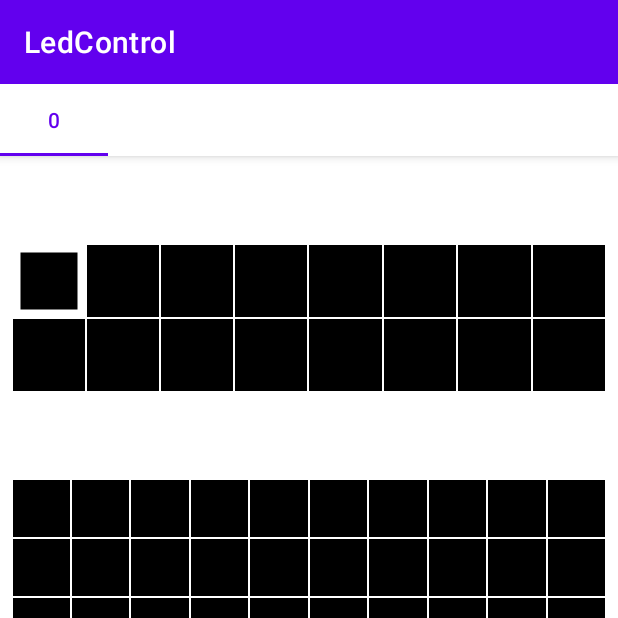
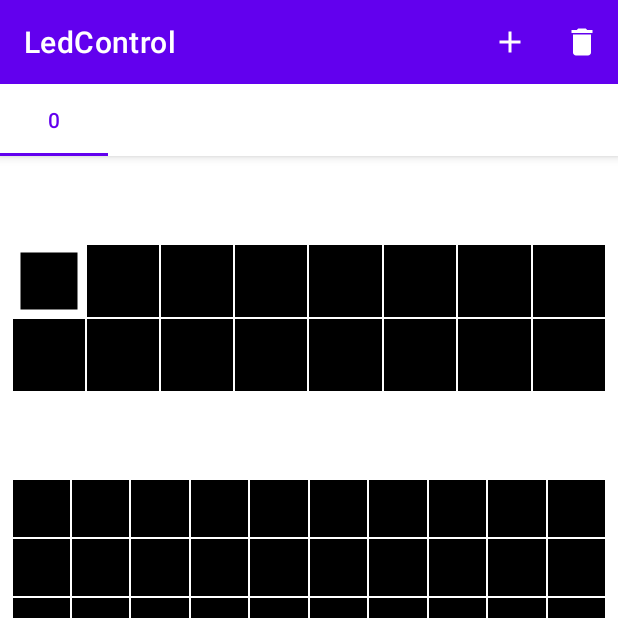
Before and after one commit to hahihohehe/ledmatrix, an Android app: the screen it shows after launch (MainActivity), on a phone screen of 412 x 824 dp, the top half of it. Run offline under Robolectric (Android 15) with nearby library versions, the phone set to English and light mode, and no system bars; libraries missing offline, so code that uses them is left out: com.pes.androidmaterialcolorpickerdialog.

Commit message:
Finally fully implement saving images in-app, viewing all saved images, adding new images, deleting images

```diff
--- a/LedControl/app/src/main/java/com/github/hahihohehe/ledmatrix/ledcontrol/ImageRepository.kt
+++ b/LedControl/app/src/main/java/com/github/hahihohehe/ledmatrix/ledcontrol/ImageRepository.kt
@@ -1,10 +1,11 @@
 package com.github.hahihohehe.ledmatrix.ledcontrol
 
 import android.app.Application
-import android.graphics.Bitmap
-import android.graphics.BitmapFactory
+import android.graphics.*
 import android.os.Environment
 import android.util.Log
+import androidx.lifecycle.LiveData
+import androidx.lifecycle.MutableLiveData
 import java.io.File
 import java.io.FileOutputStream
 import java.util.*
@@ -20,10 +21,10 @@ fun imageRepository(application: Application): ImageRepository {
 
 class ImageRepository {
     private var imageFolder: File = File(Environment.getExternalStorageDirectory(), "matrix_images")
-    var imageList: List<MatrixImage> private set
+    val images: LiveData<List<MatrixImage>> = MutableLiveData(listOf())
+    private var imageList: List<MatrixImage> = LinkedList<MatrixImage>()
 
     init {
-        imageList = LinkedList<MatrixImage>()
         imageFolder.mkdir()
         readImages()
     }
@@ -43,9 +44,26 @@ class ImageRepository {
             }
 
         }
+        if (imageList.isEmpty())
+            addNewImage()
+        else
+            (images as MutableLiveData).value = imageList
     }
 
     fun getImage(id: Long) = imageList.filter { image -> image.id == id }[0]
+
+    fun addNewImage(): MatrixImage {
+        val bitmap = Bitmap.createBitmap(10, 10, Bitmap.Config.ARGB_8888)
+        val canvas = Canvas(bitmap)
+        for (x in 0 until 10)
+            for (y in 0 until 10)
+                canvas.drawRect(
+                    Rect(x, y, x + 1, y + 1),
+                    Paint().apply { color = 0xFF000000.toInt() })
+        val matrixImage = MatrixImage(bitmap)
+        saveImage(matrixImage)
+        return matrixImage
+    }
 
     fun saveImage(image: MatrixImage) {
         val fos = FileOutputStream(File(imageFolder.absolutePath, "${image.id}.png"))
@@ -55,7 +73,19 @@ class ImageRepository {
 
         fos.close()
 
-        if (!imageList.contains(image))
+        if (!imageList.contains(image)) {
             (imageList as LinkedList).add(image)
+            (images as MutableLiveData).value = imageList
+        }
+    }
+
+    fun deleteMatrixImage(image: MatrixImage) {
+        File(imageFolder.absolutePath, "${image.id}.png").delete()
+        (imageList as LinkedList).remove(image)
+
+        if (imageList.isEmpty())
+            addNewImage()
+        else
+            (images as MutableLiveData).value = imageList
     }
 }
--- a/LedControl/app/src/main/java/com/github/hahihohehe/ledmatrix/ledcontrol/MatricesAdapter.kt
+++ b/LedControl/app/src/main/java/com/github/hahihohehe/ledmatrix/ledcontrol/MatricesAdapter.kt
@@ -3,19 +3,38 @@ package com.github.hahihohehe.ledmatrix.ledcontrol
 import androidx.appcompat.app.AppCompatActivity
 import androidx.fragment.app.Fragment
 import androidx.viewpager2.adapter.FragmentStateAdapter
+import androidx.viewpager2.adapter.FragmentViewHolder
 import com.github.hahihohehe.ledmatrix.ledcontrol.ui.main.MatrixFragment
 
 class MatricesAdapter(activity: AppCompatActivity) : FragmentStateAdapter(activity) {
     private val imageRepository = imageRepository(activity.application)
+    private var cachedImages: List<MatrixImage> = listOf()
+
+    init {
+        imageRepository.images.observe(activity) {
+            cachedImages = it
+            println(cachedImages)
+            notifyDataSetChanged()
+        }
+    }
 
     override fun getItemCount(): Int {
-        return imageRepository.imageList.size + 1
+        return cachedImages.size
     }
 
     override fun createFragment(position: Int): Fragment {
-        return if (position < imageRepository.imageList.size)
-            MatrixFragment.getInstance(imageRepository.imageList[position].id)
-        else
-            MatrixFragment.getInstance(MatrixFragment.EMPTY_MATRIX)
+        return MatrixFragment.getInstance(cachedImages[position].id)
+    }
+
+    override fun onBindViewHolder(
+        holder: FragmentViewHolder,
+        position: Int,
+        payloads: MutableList<Any>
+    ) {
+        super.onBindViewHolder(holder, position, payloads)
+    }
+
+    override fun getItemId(position: Int): Long {
+        return cachedImages[position].id
     }
 }
--- a/LedControl/app/src/main/java/com/github/hahihohehe/ledmatrix/ledcontrol/ui/main/MatrixFragment.kt
+++ b/LedControl/app/src/main/java/com/github/hahihohehe/ledmatrix/ledcontrol/ui/main/MatrixFragment.kt
@@ -2,9 +2,7 @@ package com.github.hahihohehe.ledmatrix.ledcontrol.ui.main
 
 import android.graphics.Color
 import android.os.Bundle
-import android.view.LayoutInflater
-import android.view.View
-import android.view.ViewGroup
+import android.view.*
 import androidx.fragment.app.Fragment
 import androidx.lifecycle.ViewModelProvider
 import com.github.hahihohehe.ledmatrix.ledcontrol.ColorPaletteView
@@ -18,6 +16,7 @@ class MatrixFragment : Fragment() {
     private lateinit var matrixView: MatrixView
     private lateinit var colorPaletteView: ColorPaletteView
     private var matrixId: Long = -1
+    private var deleted = false
 
     companion object {
         fun getInstance(matrixId: Long): MatrixFragment {
@@ -28,6 +27,7 @@ class MatrixFragment : Fragment() {
 
         const val EMPTY_MATRIX = -1L
         private const val MATRIX_ID = "Matrix_Id"
+        private const val DELETED = "deleted"
     }
 
     override fun onCreateView(
@@ -63,19 +63,41 @@ class MatrixFragment : Fragment() {
 
     override fun onActivityCreated(savedInstanceState: Bundle?) {
         super.onActivityCreated(savedInstanceState)
-        if (savedInstanceState != null)
+        if (savedInstanceState != null) {
             matrixId = savedInstanceState.getLong(MATRIX_ID)
+            deleted = savedInstanceState.getBoolean(DELETED)
+        }
         viewModel = ViewModelProvider(this).get(MatrixViewModel::class.java)
         viewModel.colors.observe(viewLifecycleOwner,
             { colors -> matrixView.setColors(colors) })
         viewModel.palette.observe(viewLifecycleOwner,
             { colors -> colorPaletteView.setColors(colors) })
         viewModel.loadImage(matrixId)
+
+        setHasOptionsMenu(true)
     }
 
     override fun onPause() {
         super.onPause()
-        viewModel.saveMatrixImage()
+        if (!deleted)
+            viewModel.saveMatrixImage()
+    }
+
+    override fun onCreateOptionsMenu(menu: Menu, inflater: MenuInflater) {
+        inflater.inflate(R.menu.menu_main, menu)
+        menu.findItem(R.id.miDelete).isVisible = viewModel.matrixImage != null
+    }
+
+    override fun onOptionsItemSelected(item: MenuItem): Boolean {
+        if (item.itemId == R.id.miDelete) {
+            deleted = true
+            viewModel.deleteMatrixImage()
+            return true
+        } else if (item.itemId == R.id.miAddImage) {
+            viewModel.addNewImage()
+            return true
+        }
+        return super.onOptionsItemSelected(item)
     }
 
     override fun onResume() {
@@ -86,6 +108,7 @@ class MatrixFragment : Fragment() {
     override fun onSaveInstanceState(outState: Bundle) {
         super.onSaveInstanceState(outState)
         outState.putLong(MATRIX_ID, matrixId)
+        outState.putBoolean(DELETED, deleted)
     }
 
     val matrixJson get() = viewModel.createJson()
--- a/LedControl/app/src/main/java/com/github/hahihohehe/ledmatrix/ledcontrol/ui/main/MatrixViewModel.kt
+++ b/LedControl/app/src/main/java/com/github/hahihohehe/ledmatrix/ledcontrol/ui/main/MatrixViewModel.kt
@@ -28,7 +28,7 @@ class MatrixViewModel(application: Application) : AndroidViewModel(application)
     private fun loadImage(image: MatrixImage) {
         for (x in 0 until 10)
             for (y in 0 until 10)
-                colorsSource[x][y] = image.bitmap.getPixel(x, y)
+                colorsSource[x][y] = image.bitmap.getPixel(y, x)
     }
 
     fun updateColor(x: Int, y: Int, selected: Int) {
@@ -57,7 +57,7 @@ class MatrixViewModel(application: Application) : AndroidViewModel(application)
         return sb.toString()
     }
 
-    fun isEmpty(): Boolean {
+    private fun isEmpty(): Boolean {
         for (x in 0 until 10)
             for (y in 0 until 10)
                 if (colorsSource[x][y] and 0x00FFFFFF != 0)
@@ -77,14 +77,22 @@ class MatrixViewModel(application: Application) : AndroidViewModel(application)
             for (y in 0 until 10)
                 canvas.drawRect(
                     Rect(x, y, x + 1, y + 1),
-                    Paint().apply { color = colorsSource[x][y] })
+                    Paint().apply { color = colorsSource[y][x] })
         matrixImage!!.bitmap = image
         imageRepository.saveImage(matrixImage!!)
+    }
+
+    fun addNewImage() {
+        imageRepository.addNewImage()
     }
 
     override fun onCleared() {
         super.onCleared()
         println("Cleared Viewmodel")
-        saveMatrixImage()
+        //saveMatrixImage()
+    }
+
+    fun deleteMatrixImage() {
+        imageRepository.deleteMatrixImage(matrixImage!!)
     }
 }
--- /dev/null
+++ b/LedControl/app/src/main/res/drawable/ic_baseline_add_24.xml
@@ -0,0 +1,9 @@
+<vector xmlns:android="http://schemas.android.com/apk/res/android"
+    android:width="24dp"
+    android:height="24dp"
+    android:viewportWidth="24"
+    android:viewportHeight="24">
+    <path
+        android:fillColor="@android:color/white"
+        android:pathData="M19,13h-6v6h-2v-6H5v-2h6V5h2v6h6v2z" />
+</vector>
--- /dev/null
+++ b/LedControl/app/src/main/res/drawable/ic_baseline_delete_24.xml
@@ -0,0 +1,9 @@
+<vector xmlns:android="http://schemas.android.com/apk/res/android"
+    android:width="24dp"
+    android:height="24dp"
+    android:viewportWidth="24"
+    android:viewportHeight="24">
+  <path
+      android:fillColor="@android:color/white"
+      android:pathData="M6,19c0,1.1 0.9,2 2,2h8c1.1,0 2,-0.9 2,-2V7H6v12zM19,4h-3.5l-1,-1h-5l-1,1H5v2h14V4z" />
+</vector>
--- /dev/null
+++ b/LedControl/app/src/main/res/menu/menu_main.xml
@@ -0,0 +1,15 @@
+<?xml version="1.0" encoding="utf-8"?>
+<menu xmlns:android="http://schemas.android.com/apk/res/android"
+    xmlns:app="http://schemas.android.com/apk/res-auto">
+
+    <item
+        android:id="@+id/miAddImage"
+        android:icon="@drawable/ic_baseline_add_24"
+        android:title="Add new image"
+        app:showAsAction="always" />
+    <item
+        android:id="@+id/miDelete"
+        android:icon="@drawable/ic_baseline_delete_24"
+        android:title="Delete"
+        app:showAsAction="ifRoom" />
+</menu>
```
